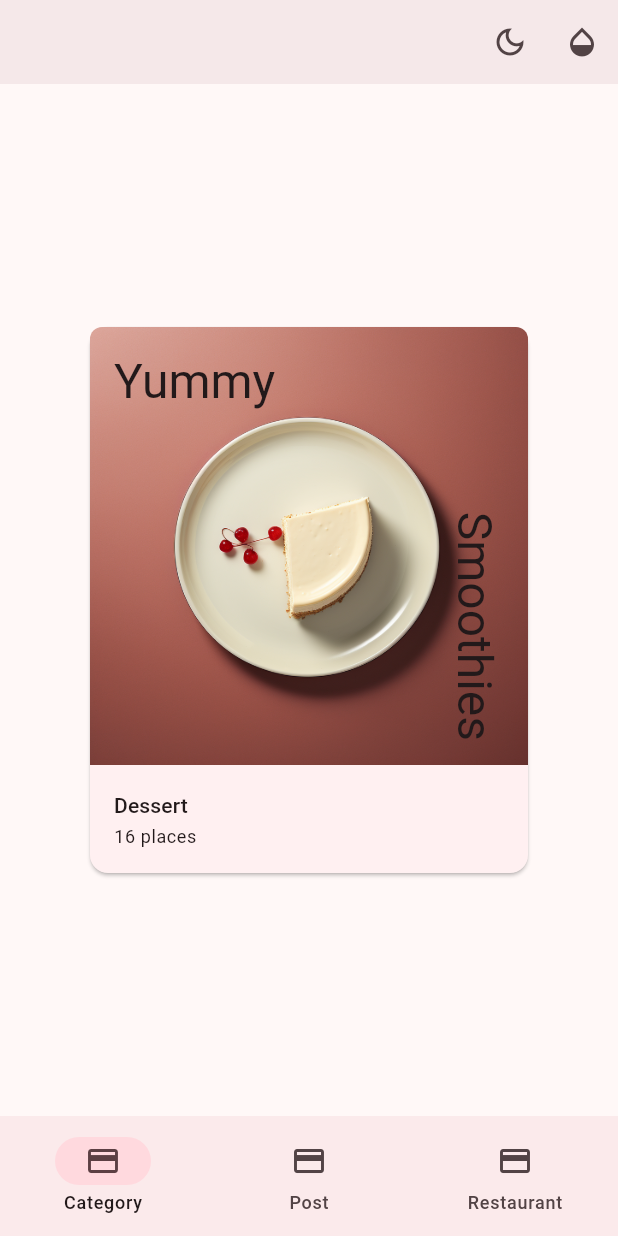
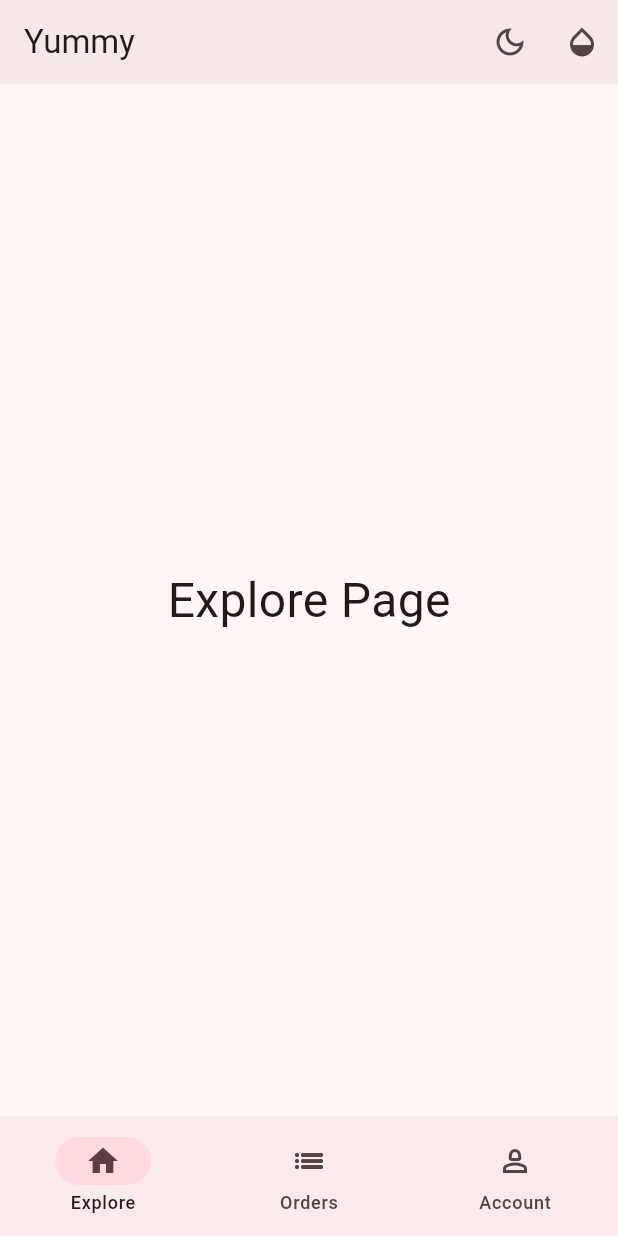
Before and after one commit to sw4pn/Flutter_02_YummyApp, a Flutter app: the screen it shows after launch, on a phone screen of 412 x 824 dp. Run offline on Flutter 3.47's test engine with Material 3 defaults, Android fonts, the phone set to English and light mode, and no system bars.

Commit message:
ch:4 starter

```diff
--- a/lib/components/category_card.dart
+++ b/lib/components/category_card.dart
@@ -1,4 +1,5 @@
 import 'package:flutter/material.dart';
+
 import '../models/food_category.dart';
 
 class CategoryCard extends StatelessWidget {
@@ -11,13 +12,9 @@ class CategoryCard extends StatelessWidget {
 
   @override
   Widget build(BuildContext context) {
-    final textTheme = Theme
-        .of(context)
+    final textTheme = Theme.of(context)
         .textTheme
-        .apply(displayColor: Theme
-        .of(context)
-        .colorScheme
-        .onSurface);
+        .apply(displayColor: Theme.of(context).colorScheme.onSurface);
 
     return Card(
       child: Column(
@@ -25,42 +22,19 @@ class CategoryCard extends StatelessWidget {
         children: [
           Stack(
             children: [
-              //1
               ClipRRect(
-                borderRadius:
-                const BorderRadius.vertical(top: Radius.circular(8.0)),
+                borderRadius: const BorderRadius.vertical(
+                  top: Radius.circular(8.0),
+                ),
                 child: Image.asset(category.imageUrl),
               ),
-              //2
-              Positioned(
-                left: 16.0,
-                top: 16.0,
-                child: Text(
-                  'Yummy',
-                  style: textTheme.headlineLarge,
-                ),
-              ),
-              //3
-              Positioned(
-                  bottom: 16.0,
-                  right: 16.0,
-                  child: RotatedBox(
-                    quarterTurns: 1,
-                    child: Text(
-                      'Smoothies',
-                      style: textTheme.headlineLarge,
-                    ),
-                  ))
             ],
           ),
-
           ListTile(
-            //1
             title: Text(
               category.name,
               style: textTheme.titleSmall,
             ),
-            //2
             subtitle: Text(
               '${category.numberOfRestaurants} places',
               style: textTheme.bodySmall,
--- a/lib/constants.dart
+++ b/lib/constants.dart
@@ -1,7 +1,6 @@
 import 'package:flutter/material.dart';
 
 enum ColorSelection {
-  // 1
   deepPurple('Deep Purple', Colors.deepPurple),
   purple('Purple', Colors.purple),
   indigo('Indigo', Colors.indigo),
@@ -13,7 +12,6 @@ enum ColorSelection {
   deepOrange('Deep Orange', Colors.deepOrange),
   pink('Pink', Colors.pink);
 
-  // 2
   const ColorSelection(
     this.label,
     this.color,
--- a/lib/home.dart
+++ b/lib/home.dart
@@ -1,12 +1,8 @@
 import 'package:flutter/material.dart';
+
 import 'components/theme_button.dart';
 import 'components/color_button.dart';
-import 'components/category_card.dart';
-import 'components/post_card.dart';
-import 'components/restaurant_landscape_card.dart';
-import 'models/food_category.dart';
-import 'models/post.dart';
-import 'models/restaurant.dart';
+
 import 'constants.dart';
 
 class Home extends StatefulWidget {
@@ -15,11 +11,13 @@ class Home extends StatefulWidget {
     required this.changeTheme,
     required this.changeColor,
     required this.colorSelected,
+    required this.appTitle,
   });
 
   final void Function(bool useLightMode) changeTheme;
   final void Function(int value) changeColor;
   final ColorSelection colorSelected;
+  final String appTitle;
 
   @override
   State<Home> createState() => _HomeState();
@@ -30,41 +28,42 @@ class _HomeState extends State<Home> {
 
   List<NavigationDestination> appBarDestinations = const [
     NavigationDestination(
-      icon: Icon(Icons.credit_card),
-      label: 'Category',
-      selectedIcon: Icon(Icons.credit_card),
+      icon: Icon(Icons.home_outlined),
+      label: 'Explore',
+      selectedIcon: Icon(Icons.home),
     ),
     NavigationDestination(
-      icon: Icon(Icons.credit_card),
-      label: 'Post',
-      selectedIcon: Icon(Icons.credit_card),
+      icon: Icon(Icons.list_outlined),
+      label: 'Orders',
+      selectedIcon: Icon(Icons.list),
     ),
     NavigationDestination(
-      icon: Icon(Icons.credit_card),
-      label: 'Restaurant',
-      selectedIcon: Icon(Icons.credit_card),
+      icon: Icon(Icons.person_2_outlined),
+      label: 'Account',
+      selectedIcon: Icon(Icons.person),
     ),
   ];
 
   @override
   Widget build(BuildContext context) {
     final pages = [
-      Center(
-        child: ConstrainedBox(
-          constraints: const BoxConstraints(maxWidth: 300),
-          child: CategoryCard(category: categories[0]),
+      // TODO: Replace with ExplorePage
+      const Center(
+        child: Text(
+          'Explore Page',
+          style: TextStyle(fontSize: 32.0),
         ),
       ),
-      Center(
-        child: Padding(
-          padding: const EdgeInsets.all(16.0),
-          child: PostCard(post: posts[0]),
+      const Center(
+        child: Text(
+          'Order Page',
+          style: TextStyle(fontSize: 32.0),
         ),
       ),
-      Center(
-        child: ConstrainedBox(
-          constraints: const BoxConstraints(maxWidth: 400),
-          child: RestaurantLandscapeCard(restaurant: restaurants[0]),
+      const Center(
+        child: Text(
+          'Account Page',
+          style: TextStyle(fontSize: 32.0),
         ),
       ),
     ];
@@ -72,7 +71,8 @@ class _HomeState extends State<Home> {
     return Scaffold(
       appBar: AppBar(
         elevation: 4.0,
-        backgroundColor: Theme.of(context).colorScheme.background,
+        title: Text(widget.appTitle),
+        backgroundColor: Theme.of(context).colorScheme.surface,
         actions: [
           ThemeButton(changeThemeMode: widget.changeTheme),
           ColorButton(
@@ -80,19 +80,10 @@ class _HomeState extends State<Home> {
               colorSelected: widget.colorSelected)
         ],
       ),
-
       body: IndexedStack(
         index: tab,
         children: pages,
       ),
-      // body: Padding(
-      //   padding: const EdgeInsets.all(16.0),
-      //   child: Text(
-      //     'You Hungry?😋',
-      //     style: Theme.of(context).textTheme.displayLarge,
-      //   ),
-      // ),
-
       bottomNavigationBar: NavigationBar(
           selectedIndex: tab,
           onDestinationSelected: (index) {
--- a/lib/main.dart
+++ b/lib/main.dart
@@ -3,12 +3,10 @@ import 'constants.dart';
 import 'home.dart';
 
 void main() {
-  // 1
   runApp(const Yummy());
 }
 
 class Yummy extends StatefulWidget {
-
   const Yummy({super.key});
 
   @override
@@ -17,7 +15,6 @@ class Yummy extends StatefulWidget {
 
 class _YummyState extends State<Yummy> {
   ThemeMode themeMode = ThemeMode.light;
- //Manual theme toggle
   ColorSelection colorSelected = ColorSelection.pink;
 
   void changeThemeMode(bool useLightMode) {
@@ -36,27 +33,21 @@ class _YummyState extends State<Yummy> {
   Widget build(BuildContext context) {
     const appTitle = 'Yummy';
 
-    //3
     return MaterialApp(
       title: appTitle,
-      debugShowCheckedModeBanner: false, // Uncomment to remove Debug banner
-
+      debugShowCheckedModeBanner: false,
+      // Uncomment to remove Debug banner
       themeMode: themeMode,
-
       theme: ThemeData(
           colorSchemeSeed: colorSelected.color,
           useMaterial3: true,
-        brightness: Brightness.light
-      ),
-
+          brightness: Brightness.light),
       darkTheme: ThemeData(
           colorSchemeSeed: colorSelected.color,
           useMaterial3: true,
-        brightness: Brightness.dark
-      ),
-
-      // 4
+          brightness: Brightness.dark),
       home: Home(
+        appTitle: appTitle,
         changeTheme: changeThemeMode,
         changeColor: changeColor,
         colorSelected: colorSelected,
```
Also changed, not shown: lib/api/mock_yummy_service.dart (added, +47 -0 lines), lib/components/restaurant_landscape_card.dart (+4 -3 lines). Lines whose indentation alone changed are shown as unchanged.
